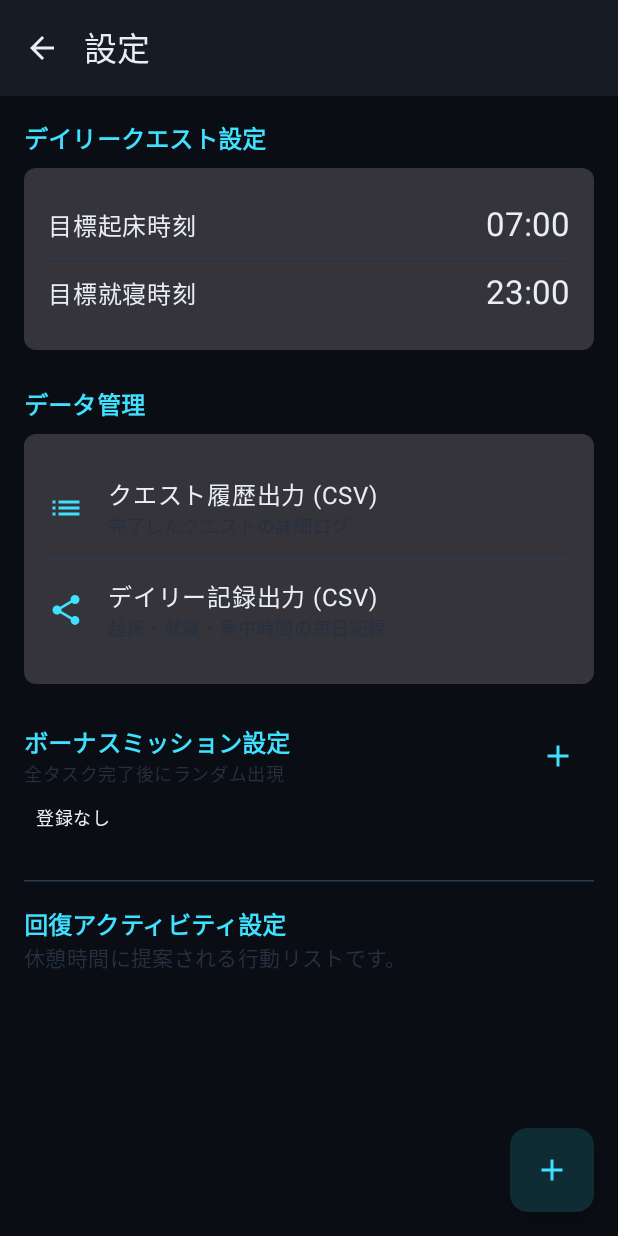
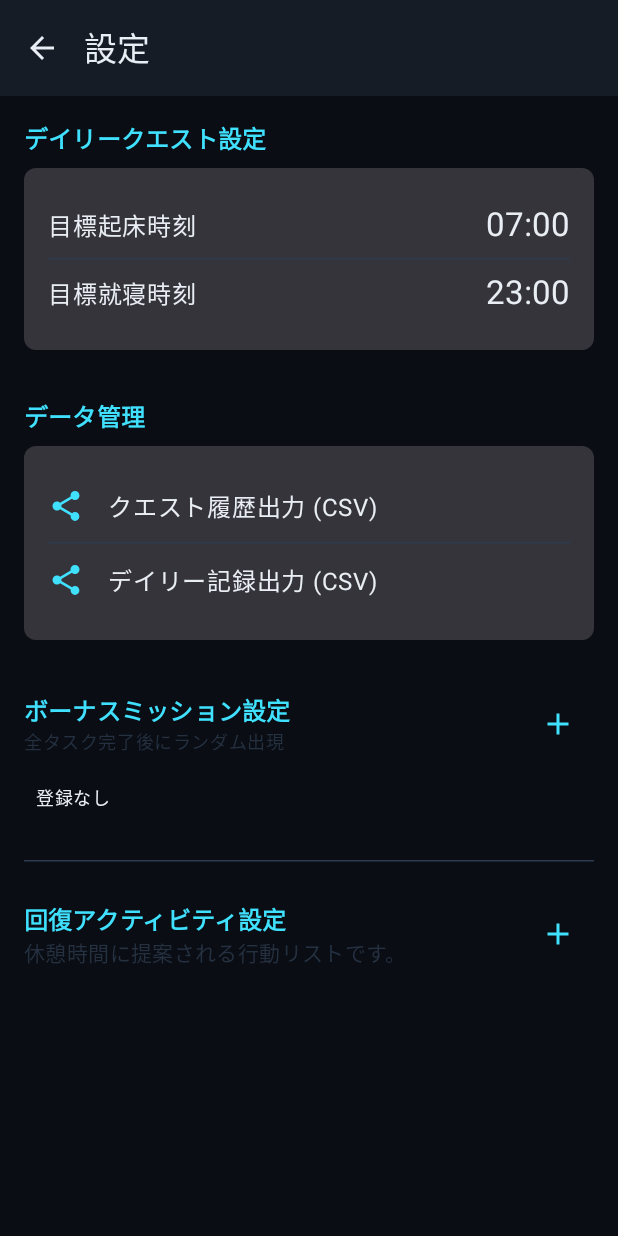
Before and after one commit to aglioolio555/LifeQuest, an Android app built with Jetpack Compose: the screen it shows after launch (MainActivity), after a tap on "設定", on a phone screen of 412 x 824 dp. Run offline under Robolectric (Android 15) with nearby library versions, the light colour scheme and no system bars; our stand-ins replace Room's generated code; 1 other tap on this screen came first.

Commit message:
add sound effect resource modify setting screen

```diff
--- a/app/src/main/java/com/example/lifequest/logic/SoundManager.kt
+++ b/app/src/main/java/com/example/lifequest/logic/SoundManager.kt
@@ -3,13 +3,28 @@ package com.example.lifequest.logic
 import android.content.Context
 import android.media.AudioAttributes
 import android.media.SoundPool
+import androidx.compose.runtime.staticCompositionLocalOf
 import com.example.lifequest.R
+
+// サウンドの種類を定義
+enum class SoundType {
+    LEVEL_UP,
+    QUEST_COMPLETE,
+    TIMER_START,
+    TIMER_FINISH,
+    TIMER_PAUSE,
+    UI_CLICK,
+    ERROR
+}
+
+// CompositionLocalの定義（UIツリーのどこからでもアクセス可能にするため）
+val LocalSoundManager = staticCompositionLocalOf<SoundManager> {
+    error("No SoundManager provided")
+}
 
 class SoundManager(context: Context) {
     private val soundPool: SoundPool
-    private val soundLevelUp: Int
-    private val soundCoin: Int
-    private val soundTimerFinish: Int // ★追加
+    private val soundMap = mutableMapOf<SoundType, Int>()
 
     init {
         val audioAttributes = AudioAttributes.Builder()
@@ -18,27 +33,47 @@ class SoundManager(context: Context) {
             .build()
 
         soundPool = SoundPool.Builder()
-            .setMaxStreams(5)
+            .setMaxStreams(10)
             .setAudioAttributes(audioAttributes)
             .build()
 
-        soundLevelUp = soundPool.load(context, R.raw.se_levelup, 1)
-        soundCoin = soundPool.load(context, R.raw.se_stump, 1)
-        soundTimerFinish = soundPool.load(context, R.raw.se_levelup, 1) // ★仮でレベルアップ音を再利用（専用音があれば差し替えてください）
+        // ★リソースIDは実際のファイル名に合わせて変更してください
+        // まだファイルがない場合は、既存の se_levelup などを仮で割り当ててもOKです
+        soundMap[SoundType.LEVEL_UP] = soundPool.load(context, R.raw.se_levelup, 1) // 既存
+//        soundMap[SoundType.QUEST_COMPLETE] = soundPool.load(context, R.raw.se_stump, 1) // 既存(旧Coin)
+
+        // 新規追加分 (res/raw/ にファイルを追加してください)
+         soundMap[SoundType.TIMER_START] = soundPool.load(context, R.raw.se_timerstart, 1)
+//         soundMap[SoundType.TIMER_FINISH] = soundPool.load(context, R.raw.se_timer_finish, 1)
+         soundMap[SoundType.UI_CLICK] = soundPool.load(context, R.raw.se_ui_click, 1)
+         soundMap[SoundType.ERROR] = soundPool.load(context, R.raw.se_error, 1)
+        soundMap[SoundType.TIMER_PAUSE]=soundPool.load(context,R.raw.se_timer_stop,1)
     }
 
-    fun playLevelUpSound() {
-        soundPool.play(soundLevelUp, 1f, 1f, 0, 0, 1f)
+    fun play(type: SoundType, volume: Float = 1f, rate: Float = 1f) {
+        val soundId = soundMap[type] ?: return
+        soundPool.play(soundId, volume, volume, 1, 0, rate)
     }
 
-    fun playCoinSound() {
-        soundPool.play(soundCoin, 1f, 1f, 0, 0, 1f)
+    // ショートカットメソッド
+    fun playClick() {
+        // ピッチをわずかにランダムにすることで機械的なリアリティを出す
+        val randomRate = 0.95f + (Math.random().toFloat() * 0.1f)
+        play(SoundType.UI_CLICK, volume = 0.5f, rate = randomRate)
     }
 
-    // ★追加
-    fun playTimerFinishSound() {
-        soundPool.play(soundTimerFinish, 1f, 1f, 1, 0, 1.2f) // 少しピッチを変えて区別
-    }
+    fun playTimerStart() = play(SoundType.TIMER_START)
+    fun playTimerFinish() = play(SoundType.TIMER_FINISH)
+    fun playQuestComplete() = play(SoundType.QUEST_COMPLETE)
+    fun playLevelUp() = play(SoundType.LEVEL_UP)
+    fun playError() = play(SoundType.ERROR)
+    fun playTimerPause() = play(SoundType.TIMER_PAUSE)
+
+    // 既存互換用
+    fun playLevelUpSound() = playLevelUp()
+    fun playCoinSound() = playQuestComplete()
+    fun playTimerFinishSound() = playTimerFinish()
+
 
     fun release() {
         soundPool.release()
--- a/app/src/main/java/com/example/lifequest/ui/MainScreen.kt
+++ b/app/src/main/java/com/example/lifequest/ui/MainScreen.kt
@@ -26,6 +26,7 @@ import androidx.compose.ui.unit.dp
 import androidx.lifecycle.Lifecycle
 import androidx.lifecycle.LifecycleEventObserver
 import com.example.lifequest.MainActivity
+import com.example.lifequest.logic.LocalSoundManager
 import com.example.lifequest.logic.SoundManager
 import com.example.lifequest.model.QuestWithSubtasks
 import com.example.lifequest.ui.dialogs.DailyQuestCompletionDialog
@@ -131,6 +132,12 @@ fun MainScreen(viewModel: MainViewModel) {
             delay(1000L)
         }
     }
+    // ★レベルアップ検知 & SE再生
+    LaunchedEffect(status.level) {
+        if (status.level > 1) { // 初回起動時などを除く
+            soundManager.playLevelUp()
+        }
+    }
 
     val exportLauncher = rememberLauncherForActivityResult(
         contract = ActivityResultContracts.CreateDocument("text/csv")
@@ -145,7 +152,7 @@ fun MainScreen(viewModel: MainViewModel) {
             exportType = null
         }
     }
-
+    CompositionLocalProvider(LocalSoundManager provides soundManager) {
         Scaffold(
             bottomBar = {
                 if (currentScreen != Screen.FOCUS && currentScreen != Screen.SETTINGS) {
@@ -310,6 +317,8 @@ fun MainScreen(viewModel: MainViewModel) {
             }
     }
 
+    }
+
     // ... (Popup, Dialog handling) ...
     if (popupQueue.isNotEmpty()) {
         val currentEvent = popupQueue.first()
--- a/app/src/main/java/com/example/lifequest/ui/components/QuestItem.kt
+++ b/app/src/main/java/com/example/lifequest/ui/components/QuestItem.kt
@@ -20,6 +20,7 @@ import com.example.lifequest.model.QuestWithSubtasks
 import com.example.lifequest.data.local.entity.Subtask
 import com.example.lifequest.utils.formatDateTime
 import com.example.lifequest.utils.formatDuration
+import com.example.lifequest.logic.LocalSoundManager
 
 @Composable
 fun QuestItem(
@@ -60,11 +61,14 @@ fun QuestItem(
     val iconSize = if (isLarge) 48.dp else 40.dp
     val completeIconSize = if (isLarge) 36.dp else 28.dp
 
+    val soundManager = LocalSoundManager.current
+
     Card(
         modifier = Modifier
             .fillMaxWidth()
             .clickable(onClick = {
                 haptic.performHapticFeedback(HapticFeedbackType.LongPress) // Feedback
+                soundManager.playClick()
                 onClick()
             }),
         elevation = CardDefaults.cardElevation(defaultElevation = 0.dp), // フラット（枠線で表現）
@@ -83,6 +87,7 @@ fun QuestItem(
                 IconButton(
                     onClick = {
                         haptic.performHapticFeedback(HapticFeedbackType.LongPress)
+                        soundManager.playTimerStart()
                         onToggleTimer()
                     },
                     modifier = Modifier.size(iconSize).padding(end = 8.dp),
@@ -155,6 +160,7 @@ fun QuestItem(
 
                 IconButton(onClick = {
                     haptic.performHapticFeedback(HapticFeedbackType.LongPress)
+                    soundManager.playQuestComplete()
                     onComplete()
                 }, modifier = Modifier.size(completeIconSize)) {
                     Icon(Icons.Default.CheckCircle, "完了", modifier = Modifier.size(completeIconSize), tint = MaterialTheme.colorScheme.primary)
--- a/app/src/main/java/com/example/lifequest/ui/screens/SettingScreen.kt
+++ b/app/src/main/java/com/example/lifequest/ui/screens/SettingScreen.kt
@@ -8,7 +8,7 @@ import androidx.compose.material.icons.Icons
 import androidx.compose.material.icons.filled.Add
 import androidx.compose.material.icons.filled.ArrowBack
 import androidx.compose.material.icons.filled.Delete
-import androidx.compose.material.icons.filled.List // アイコン変更
+import androidx.compose.material.icons.filled.List
 import androidx.compose.material.icons.filled.Share
 import androidx.compose.material3.*
 import androidx.compose.runtime.*
@@ -29,8 +29,8 @@ fun SettingScreen(
     onAddActivity: (String, String) -> Unit,
     onDeleteActivity: (BreakActivity) -> Unit,
     onUpdateTargetTimes: (Int, Int, Int, Int) -> Unit,
-    onExportQuestLogs: () -> Unit,   // ★変更: クエストログ用
-    onExportDailyQuests: () -> Unit, // ★追加: デイリークエスト用
+    onExportQuestLogs: () -> Unit,
+    onExportDailyQuests: () -> Unit,
     extraQuests: List<ExtraQuest> = emptyList(),
     onAddExtraQuest: (String, String, Int) -> Unit = {_,_,_ ->},
     onDeleteExtraQuest: (ExtraQuest) -> Unit = {},
@@ -51,21 +51,26 @@ fun SettingScreen(
                     }
                 }
             )
-        },
-        floatingActionButton = {
-            FloatingActionButton(onClick = { showAddDialog = true }) {
-                Icon(Icons.Default.Add, contentDescription = "追加")
-            }
         }
     ) { innerPadding ->
-        Column(modifier = Modifier.padding(innerPadding).padding(16.dp)) {
+        // ★変更点1: Column ではなく LazyColumn を使用
+        LazyColumn(
+            modifier = Modifier
+                .padding(innerPadding)
+                .padding(horizontal = 16.dp), // 左右の余白を設定
+            verticalArrangement = Arrangement.spacedBy(8.dp), // 全体の要素間隔を統一
+            contentPadding = PaddingValues(vertical = 16.dp)  // 上下の余白を設定
+        ) {
+
+            // ★変更点2: 単一の要素は item { ... } で囲む
 
             // --- デイリークエスト設定 ---
+            item {
                 Text("デイリークエスト設定", style = MaterialTheme.typography.titleMedium, color = MaterialTheme.colorScheme.primary)
-            Spacer(modifier = Modifier.height(8.dp))
+            }
+            item {
                 Card(modifier = Modifier.fillMaxWidth()) {
                     Column(modifier = Modifier.padding(16.dp)) {
-                    // ... (時刻設定部分は変更なし) ...
                         Row(
                             modifier = Modifier
                                 .fillMaxWidth()
@@ -91,15 +96,17 @@ fun SettingScreen(
                         }
                     }
                 }
+            }
 
-            Spacer(modifier = Modifier.height(24.dp))
+            item { Spacer(modifier = Modifier.height(16.dp)) }
 
-            // --- データ管理セクション (★修正: 2つのボタンを配置) ---
+            // --- データ管理セクション ---
+            item {
                 Text("データ管理", style = MaterialTheme.typography.titleMedium, color = MaterialTheme.colorScheme.primary)
-            Spacer(modifier = Modifier.height(8.dp))
+            }
+            item {
                 Card(modifier = Modifier.fillMaxWidth()) {
                     Column(modifier = Modifier.padding(16.dp)) {
-                    // クエストログ出力
                         Row(
                             modifier = Modifier
                                 .fillMaxWidth()
@@ -107,17 +114,13 @@ fun SettingScreen(
                                 .padding(vertical = 12.dp),
                             verticalAlignment = Alignment.CenterVertically
                         ) {
-                        Icon(Icons.Default.List, contentDescription = null, tint = MaterialTheme.colorScheme.primary)
+                            Icon(Icons.Default.Share, contentDescription = null, tint = MaterialTheme.colorScheme.primary)
                             Spacer(modifier = Modifier.width(16.dp))
-                        Column {
                             Text("クエスト履歴出力 (CSV)", style = MaterialTheme.typography.bodyLarge)
-                            Text("完了したクエストの詳細ログ", style = MaterialTheme.typography.bodySmall, color = MaterialTheme.colorScheme.secondary)
-                        }
                         }
 
                         HorizontalDivider()
 
-                    // デイリークエスト出力
                         Row(
                             modifier = Modifier
                                 .fillMaxWidth()
@@ -127,16 +130,16 @@ fun SettingScreen(
                         ) {
                             Icon(Icons.Default.Share, contentDescription = null, tint = MaterialTheme.colorScheme.primary)
                             Spacer(modifier = Modifier.width(16.dp))
-                        Column {
                             Text("デイリー記録出力 (CSV)", style = MaterialTheme.typography.bodyLarge)
-                            Text("起床・就寝・集中時間の毎日記録", style = MaterialTheme.typography.bodySmall, color = MaterialTheme.colorScheme.secondary)
                         }
                     }
                 }
             }
 
-            Spacer(modifier = Modifier.height(24.dp))
-            // ★追加: エキストラクエスト管理セクション
+            item { Spacer(modifier = Modifier.height(16.dp)) }
+
+            // --- ボーナスミッション設定 ---
+            item {
                 Row(
                     modifier = Modifier.fillMaxWidth(),
                     horizontalArrangement = Arrangement.SpaceBetween,
@@ -150,17 +153,14 @@ fun SettingScreen(
                         Icon(Icons.Default.Add, contentDescription = "追加", tint = MaterialTheme.colorScheme.primary)
                     }
                 }
+            }
 
-            LazyColumn(
-                modifier = Modifier.heightIn(max = 200.dp), // 高さ制限
-                verticalArrangement = Arrangement.spacedBy(8.dp),
-                contentPadding = PaddingValues(bottom = 8.dp)
-            ) {
+            // ★変更点3: リストデータを直接 items(...) で展開 (入れ子のLazyColumnを削除)
             items(extraQuests) { extra ->
                 Card(modifier = Modifier.fillMaxWidth()) {
                     Row(modifier = Modifier.padding(horizontal = 16.dp, vertical = 8.dp), verticalAlignment = Alignment.CenterVertically) {
                         Column(modifier = Modifier.weight(1f)) {
-                                Text(extra.title, style = MaterialTheme.typography.bodyMedium, fontWeight = FontWeight.Bold)
+                            Text(extra.title, style = MaterialTheme.typography.titleMedium, fontWeight = FontWeight.Bold)
                             Text("${extra.estimatedTime / 60000}分 / +${extra.expReward}EXP", style = MaterialTheme.typography.bodySmall)
                         }
                         IconButton(onClick = { onDeleteExtraQuest(extra) }, modifier = Modifier.size(24.dp)) {
@@ -172,31 +172,45 @@ fun SettingScreen(
             if (extraQuests.isEmpty()) {
                 item { Text("登録なし", style = MaterialTheme.typography.bodySmall, modifier = Modifier.padding(8.dp)) }
             }
+
+            item {
+                HorizontalDivider(modifier = Modifier.padding(vertical = 16.dp))
             }
 
-            HorizontalDivider(modifier = Modifier.padding(vertical = 16.dp))
             // --- 回復アクティビティ設定 ---
+            item {
+                Row(
+                    modifier = Modifier.fillMaxWidth(),
+                    horizontalArrangement = Arrangement.SpaceBetween,
+                    verticalAlignment = Alignment.CenterVertically
+                ) {
+                    Column(modifier = Modifier.weight(1f)) {
                         Text("回復アクティビティ設定", style = MaterialTheme.typography.titleMedium, color = MaterialTheme.colorScheme.primary)
-            Text("休憩時間に提案される行動リストです。", style = MaterialTheme.typography.bodyMedium, color = MaterialTheme.colorScheme.secondary, modifier = Modifier.padding(bottom = 8.dp))
+                        Text("休憩時間に提案される行動リストです。", style = MaterialTheme.typography.bodyMedium, color = MaterialTheme.colorScheme.secondary)
+                    }
+                    IconButton(onClick = { showAddDialog = true }) {
+                        Icon(Icons.Default.Add, contentDescription = "追加", tint = MaterialTheme.colorScheme.primary)
+                    }
+                }
+            }
 
-            LazyColumn(
-                verticalArrangement = Arrangement.spacedBy(8.dp),
-                contentPadding = PaddingValues(bottom = 80.dp)
-            ) {
+            // ★変更点4: 2つ目のリストもそのまま続けて記述可能
             items(activities) { activity ->
                 Card(modifier = Modifier.fillMaxWidth()) {
-                        Row(modifier = Modifier.padding(16.dp), verticalAlignment = Alignment.CenterVertically) {
+                    Row(modifier = Modifier.padding(16.dp, vertical = 8.dp), verticalAlignment = Alignment.CenterVertically) {
                         Column(modifier = Modifier.weight(1f)) {
                             Text(activity.title, style = MaterialTheme.typography.titleMedium)
                             Text(activity.description, style = MaterialTheme.typography.bodySmall)
                         }
-                            IconButton(onClick = { onDeleteActivity(activity) }) {
+                        IconButton(onClick = { onDeleteActivity(activity) },modifier = Modifier.size(24.dp)) {
                             Icon(Icons.Default.Delete, contentDescription = "削除", tint = MaterialTheme.colorScheme.error)
                         }
                     }
                 }
             }
-            }
+
+            // 下部の余白確保
+            item { Spacer(modifier = Modifier.height(80.dp)) }
         }
     }
 
--- a/app/src/main/java/com/example/lifequest/viewmodel/MainViewModel.kt
+++ b/app/src/main/java/com/example/lifequest/viewmodel/MainViewModel.kt
@@ -265,8 +265,10 @@ class MainViewModel(
         if (timerState.value.isRunning) {
             timerManager.stopTimer()
             updateQuestAccumulatedTime(quest)
+            soundManager?.playClick()
         } else {
             updateQuestStartTime(quest)
+            soundManager?.playTimerStart()
             timerManager.startTimer(
                 scope = viewModelScope,
                 onFinish = { handleTimerFinish(quest, soundManager) }
```
Also changed, not shown: 8 other files. Lines whose indentation alone changed are shown as unchanged.
